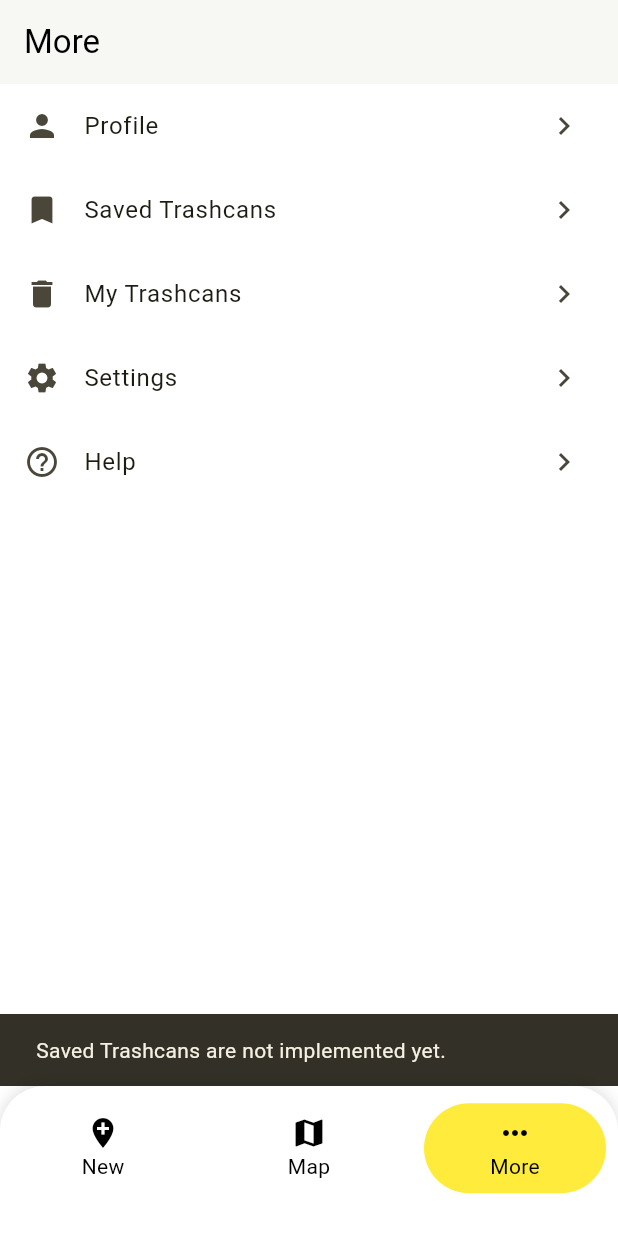
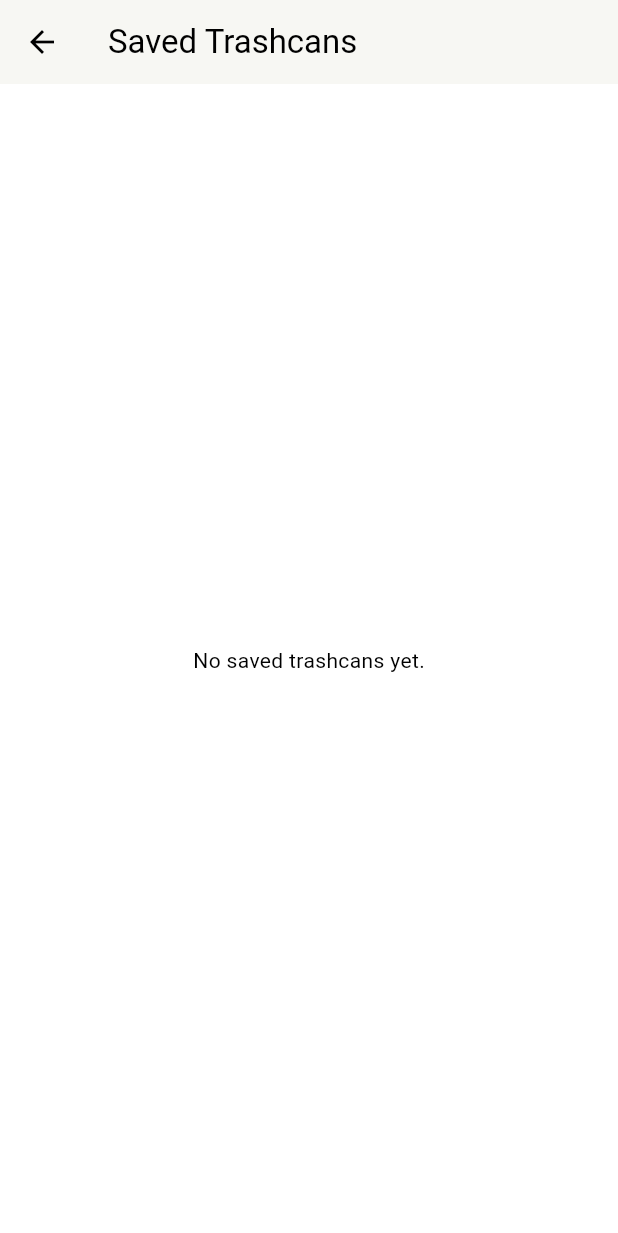
Before and after one commit to jhenselmann/trash_app, a Flutter app: the screen it shows after launch, item 3 of the bottom bar chosen, after a tap on "Saved Trashcans", on a phone screen of 412 x 824 dp. Shown: the top 1233 px of the screen. Run offline on Flutter 3.47's test engine with Material 3 defaults, Android fonts, the phone set to English and light mode, and no system bars; our stand-ins replace flutter_map, flutter_svg, geocoding, latlong2, location, shared_preferences; missing offline and left inert: flutter_map_marker_cluster.

Commit message:
Save trashcans.

```diff
--- a/lib/data/waste_marker_loader.dart
+++ b/lib/data/waste_marker_loader.dart
@@ -4,16 +4,23 @@ import 'package:latlong2/latlong.dart';
 import '../widgets/waste_popup.dart';
 import 'dart:convert';
 import 'package:flutter/services.dart' show rootBundle;
+import '../services/saved_trashcan_service.dart';
 
 class WasteMarkerLoader {
-  static Widget _buildMarkerIcon(String wasteForm) {
+  static Widget _buildMarkerIcon(String wasteForm, bool isSaved) {
     switch (wasteForm) {
       case 'basket':
-        return const Icon(Icons.delete_outline, size: 20, color: Colors.black);
+        return Icon(Icons.delete_outline, size: 20, color: Colors.black);
       case 'container':
-        return Image.asset('assets/icons/container.png', width: 20, height: 20);
+        return Image.asset(
+          'assets/icons/container.png',
+          width: 20,
+          height: 20,
+          color: Colors.black,
+          colorBlendMode: BlendMode.srcIn,
+        );
       case 'centre':
-        return const Icon(Icons.recycling, size: 20, color: Colors.black);
+        return Icon(Icons.recycling, size: 20, color: Colors.black);
       default:
         return const Icon(Icons.help_outline, size: 20, color: Colors.grey);
     }
@@ -32,14 +39,22 @@ class WasteMarkerLoader {
       final coords = item['coordinates'];
       final wasteTypes = item['wasteTypes'] ?? [];
       final wasteForm = item['wasteForm'] ?? 'unknown';
+      final id = item['id'] ?? '';
 
       if (wasteForm == 'unknown') continue;
 
       final latLng = LatLng(coords[1], coords[0]);
 
+      final isSaved = await SavedTrashcanService.isSaved(id);
+
       markers.add(
         Marker(
-          key: ValueKey({'wasteTypes': wasteTypes, 'wasteForm': wasteForm}),
+          key: ValueKey({
+            'id': id,
+            'wasteTypes': wasteTypes,
+            'wasteForm': wasteForm,
+            'saved': isSaved,
+          }),
           point: latLng,
           width: 30,
           height: 30,
@@ -49,6 +64,7 @@ class WasteMarkerLoader {
                 context: context,
                 builder:
                     (_) => WastePopup(
+                      id: id,
                       location: latLng,
                       wasteTypes: List<String>.from(wasteTypes),
                       wasteForm: wasteForm,
@@ -68,7 +84,7 @@ class WasteMarkerLoader {
                   ),
                 ],
               ),
-              child: _buildMarkerIcon(wasteForm),
+              child: _buildMarkerIcon(wasteForm, isSaved),
             ),
           ),
         ),
--- a/lib/screens/more.dart
+++ b/lib/screens/more.dart
@@ -1,6 +1,7 @@
 import 'package:flutter/material.dart';
 import 'package:trash_app/screens/more/help.dart';
 import 'package:trash_app/screens/more/profile/profile.dart';
+import 'package:trash_app/screens/more/saved_trashcans_page.dart'; // hinzufügen
 
 class MorePage extends StatelessWidget {
   const MorePage({Key? key}) : super(key: key);
@@ -27,10 +28,9 @@ class MorePage extends StatelessWidget {
             icon: Icons.bookmark,
             title: 'Saved Trashcans',
             onTap: () {
-              ScaffoldMessenger.of(context).showSnackBar(
-                const SnackBar(
-                  content: Text('Saved Trashcans are not implemented yet. '),
-                ),
+              Navigator.push(
+                context,
+                MaterialPageRoute(builder: (_) => const SavedTrashcansPage()),
               );
             },
           ),
--- /dev/null
+++ b/lib/screens/more/saved_trashcans_page.dart
@@ -0,0 +1,79 @@
+import 'package:flutter/material.dart';
+import 'package:latlong2/latlong.dart';
+import 'package:trash_app/services/saved_trashcan_service.dart';
+import 'package:flutter/services.dart' show rootBundle;
+import 'dart:convert';
+
+class SavedTrashcansPage extends StatefulWidget {
+  const SavedTrashcansPage({super.key});
+
+  @override
+  State<SavedTrashcansPage> createState() => _SavedTrashcansPageState();
+}
+
+class _SavedTrashcansPageState extends State<SavedTrashcansPage> {
+  List<Map<String, dynamic>> _savedTrashcans = [];
+
+  @override
+  void initState() {
+    super.initState();
+    _loadSavedTrashcans();
+  }
+
+  Future<void> _loadSavedTrashcans() async {
+    final allIds = await SavedTrashcanService.getSavedTrashcanIds();
+
+    final jsonStr = await rootBundle.loadString('assets/waste_data.json');
+    final data = json.decode(jsonStr);
+    final allFeatures = data['features'] as List;
+
+    final filtered =
+        allFeatures.where((item) => allIds.contains(item['id'])).toList();
+
+    setState(() {
+      _savedTrashcans = List<Map<String, dynamic>>.from(filtered);
+    });
+  }
+
+  @override
+  Widget build(BuildContext context) {
+    return Scaffold(
+      appBar: AppBar(title: const Text('Saved Trashcans')),
+      body:
+          _savedTrashcans.isEmpty
+              ? const Center(child: Text('No saved trashcans yet.'))
+              : ListView.builder(
+                itemCount: _savedTrashcans.length,
+                itemBuilder: (context, index) {
+                  final item = _savedTrashcans[index];
+                  final coords = item['coordinates'];
+                  final types =
+                      item['wasteTypes']?.join(', ') ?? 'General waste';
+                  final form = item['wasteForm'];
+
+                  return ListTile(
+                    leading: Icon(_getIcon(form)),
+                    title: Text(form.toString().toUpperCase()),
+                    subtitle: Text(
+                      '📍 ${coords[1].toStringAsFixed(5)}, ${coords[0].toStringAsFixed(5)}\nTypes: $types',
+                    ),
+                    isThreeLine: true,
+                  );
+                },
+              ),
+    );
+  }
+
+  IconData _getIcon(String form) {
+    switch (form) {
+      case 'basket':
+        return Icons.delete_outline;
+      case 'container':
+        return Icons.inventory_2_rounded;
+      case 'centre':
+        return Icons.recycling;
+      default:
+        return Icons.help_outline;
+    }
+  }
+}
--- a/lib/screens/trash_map_screen.dart
+++ b/lib/screens/trash_map_screen.dart
@@ -84,6 +84,32 @@ class _TrashMapScreenState extends State<TrashMapScreen> {
               label: const Text("Filter"),
             ),
           ),
+
+          // "Clear Filters"-Button unter dem Filter-Button
+          if (_activeWasteFilters.isNotEmpty)
+            Positioned(
+              top: 100,
+              left: 20,
+              child: SizedBox(
+                height: 32,
+                child: TextButton(
+                  style: TextButton.styleFrom(
+                    backgroundColor: Colors.grey[200],
+                    foregroundColor: Colors.black87,
+                    padding: const EdgeInsets.symmetric(horizontal: 12),
+                    shape: RoundedRectangleBorder(
+                      borderRadius: BorderRadius.circular(20),
+                    ),
+                  ),
+                  onPressed: () {
+                    setState(() {
+                      _activeWasteFilters.clear();
+                    });
+                  },
+                  child: const Text("Clear filters"),
+                ),
+              ),
+            ),
 
           // Aktive Filter-Chips anzeigen
           if (_activeWasteFilters.isNotEmpty)
--- /dev/null
+++ b/lib/services/saved_trashcan_service.dart
@@ -0,0 +1,34 @@
+import 'package:shared_preferences/shared_preferences.dart';
+
+class SavedTrashcanService {
+  static const _key = 'saved_trashcan_ids';
+
+  static Future<Set<String>> _getSavedIds() async {
+    final prefs = await SharedPreferences.getInstance();
+    return prefs.getStringList(_key)?.toSet() ?? {};
+  }
+
+  /// Gibt die gespeicherten Trashcan-IDs als Liste zurück
+  static Future<List<String>> getSavedTrashcanIds() async {
+    final saved = await _getSavedIds();
+    return saved.toList();
+  }
+
+  static Future<bool> isSaved(String id) async {
+    final saved = await _getSavedIds();
+    return saved.contains(id);
+  }
+
+  static Future<void> toggle(String id) async {
+    final prefs = await SharedPreferences.getInstance();
+    final saved = await _getSavedIds();
+
+    if (saved.contains(id)) {
+      saved.remove(id);
+    } else {
+      saved.add(id);
+    }
+
+    await prefs.setStringList(_key, saved.toList());
+  }
+}
--- a/lib/widgets/reusable_trash_map.dart
+++ b/lib/widgets/reusable_trash_map.dart
@@ -1,3 +1,4 @@
+import 'dart:async';
 import 'package:flutter/material.dart';
 import 'package:flutter_map/flutter_map.dart';
 import 'package:flutter_map_marker_cluster/flutter_map_marker_cluster.dart';
@@ -30,6 +31,9 @@ class ReusableTrashMap extends StatefulWidget {
 
 class ReusableTrashMapState extends State<ReusableTrashMap> {
   final MapController _mapController = MapController();
+  final Location _location = Location();
+  StreamSubscription<LocationData>? _locationSubscription;
+
   LatLng? _userLocation;
   List<LatLng> _routePoints = [];
   bool _routeActive = false;
@@ -51,23 +55,28 @@ class ReusableTrashMapState extends State<ReusableTrashMap> {
     widget.onMapControllerReady?.call(_mapController);
   }
 
+  @override
+  void dispose() {
+    _locationSubscription?.cancel();
+    super.dispose();
+  }
+
   Future<void> _initLocation() async {
-    final location = Location();
-
-    bool serviceEnabled = await location.serviceEnabled();
+    bool serviceEnabled = await _location.serviceEnabled();
     if (!serviceEnabled) {
-      serviceEnabled = await location.requestService();
+      serviceEnabled = await _location.requestService();
       if (!serviceEnabled) return;
     }
 
-    PermissionStatus permissionGranted = await location.hasPermission();
+    PermissionStatus permissionGranted = await _location.hasPermission();
     if (permissionGranted == PermissionStatus.denied) {
-      permissionGranted = await location.requestPermission();
+      permissionGranted = await _location.requestPermission();
       if (permissionGranted != PermissionStatus.granted) return;
     }
 
-    location.onLocationChanged.listen((newLoc) {
+    _locationSubscription = _location.onLocationChanged.listen((newLoc) {
       final loc = LatLng(newLoc.latitude!, newLoc.longitude!);
+      if (!mounted) return;
       setState(() {
         _userLocation = loc;
       });
@@ -76,7 +85,7 @@ class ReusableTrashMapState extends State<ReusableTrashMap> {
 
     // fallback falls Location nicht liefert
     await Future.delayed(const Duration(seconds: 2));
-    if (_userLocation == null) {
+    if (_userLocation == null && mounted) {
       setState(() {
         _userLocation = LatLng(48.137154, 11.576124); // München
       });
@@ -89,6 +98,7 @@ class ReusableTrashMapState extends State<ReusableTrashMap> {
       'assets/waste_data.json',
       context,
     );
+    if (!mounted) return;
     setState(() {
       _allMarkers = markers;
     });
@@ -137,6 +147,8 @@ class ReusableTrashMapState extends State<ReusableTrashMap> {
         profile: 'foot-walking',
       );
 
+      if (!mounted) return;
+
       setState(() {
         _routePoints = route;
         _routeActive = true;
@@ -152,6 +164,7 @@ class ReusableTrashMapState extends State<ReusableTrashMap> {
         const SnackBar(content: Text('Route to nearest trash loaded.')),
       );
     } catch (e) {
+      if (!mounted) return;
       ScaffoldMessenger.of(context).showSnackBar(
         const SnackBar(content: Text('Error while loading nearest route.')),
       );
--- a/pubspec.yaml
+++ b/pubspec.yaml
@@ -38,6 +38,7 @@ dependencies:
   flutter_svg: ^2.0.7
   geocoding: ^4.0.0
   http: ^1.4.0
+  shared_preferences: ^2.2.2
 
   # The following adds the Cupertino Icons font to your application.
   # Use with the CupertinoIcons class for iOS style icons.
```
Also changed, not shown: lib/widgets/waste_popup.dart (+60 -10 lines), pubspec.lock, 2 other files.
